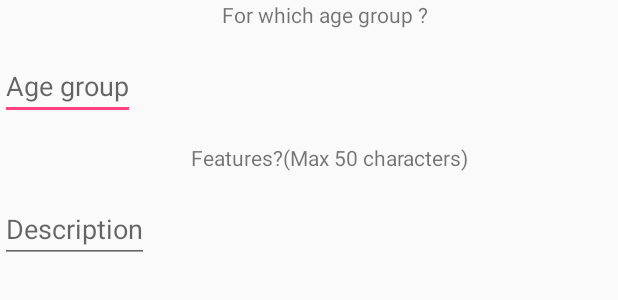
After one commit to PalAditya/SummerProject, an Android app: the layout add_suggestion.xml on its own in the app's theme, with its tools: preview values and no code run, on a phone screen of 412 x 824 dp. The commit adds this screen. Shown: the top 300 px of the screen. Run offline under Robolectric (Android 15) with nearby library versions, the phone set to English and light mode, and no system bars.

Commit message:
Some tweaks with UI

```diff
--- a/app/build.gradle
+++ b/app/build.gradle
@@ -23,6 +23,7 @@ dependencies {
     implementation fileTree(dir: 'libs', include: ['*.jar'])
     implementation 'com.android.support:appcompat-v7:26.1.0'
     implementation 'com.android.support.constraint:constraint-layout:1.1.0'
+    implementation 'com.afollestad.material-dialogs:core:0.9.6.0'
     implementation 'com.android.support:appcompat-v7:26.1.0'
     implementation 'com.android.support:design:26.1.0'
     implementation 'com.google.firebase:firebase-database:11.8.0'
--- a/app/src/main/java/com/app/lenovo/summerproject/SuggestionWeight.java
+++ b/app/src/main/java/com/app/lenovo/summerproject/SuggestionWeight.java
@@ -21,22 +21,18 @@ public class SuggestionWeight extends Service {
     public int onStartCommand(Intent intent, int flags, int startId) {
         Log.e("Check", "Yes");
         int val=0;
-        //Toast.makeText(this,"Called",Toast.LENGTH_SHORT).show();
         try{
             String upvote=intent.getStringExtra("Upvote");
             String downvote=intent.getStringExtra("Downvote");
-            //Log.e("We got: ",upvote+","+downvote);
             try {
                 NotificationManager notificationManager2 =
                         (NotificationManager) getSystemService(Context.NOTIFICATION_SERVICE);
                 notificationManager2.cancelAll();
             }catch (Exception e)
             {
-               // Log.e("Is that it","yes");
             }
             val=Integer.parseInt(intent.getStringExtra("Val"));
 
-           // Log.e("We got: ",upvote+","+downvote+","+intent.getStringExtra("Val"));
         }catch (Exception e)
         {
             val=0;
--- /dev/null
+++ b/app/src/main/res/layout/add_suggestion.xml
@@ -0,0 +1,36 @@
+<?xml version="1.0" encoding="utf-8"?>
+<LinearLayout xmlns:android="http://schemas.android.com/apk/res/android"
+    android:orientation="vertical" android:layout_width="match_parent"
+    android:layout_height="match_parent"
+    >
+
+    <TextView
+        android:id="@+id/textView10"
+        android:layout_width="match_parent"
+        android:layout_height="wrap_content"
+        android:text="@string/AgeGroup"
+        android:gravity="center"/>
+
+    <EditText
+        android:layout_marginTop="15dp"
+    android:layout_height="wrap_content"
+    android:layout_width="wrap_content"
+    android:id="@+id/titleBox"
+        android:layout_marginBottom="15dp"
+        android:hint="@string/AgeGroup2"
+        android:gravity="center"
+        />
+    <TextView
+        android:id="@+id/textView11"
+        android:layout_width="match_parent"
+        android:layout_height="wrap_content"
+        android:text="@string/Features"
+        android:gravity="center"/>
+    <EditText
+        android:layout_marginTop="15dp"
+        android:hint="@string/Description"
+        android:id="@+id/descriptionBox"
+        android:layout_width="wrap_content"
+        android:layout_height="wrap_content"
+        android:gravity="center"/>
+</LinearLayout>
--- a/app/src/main/res/values/colors.xml
+++ b/app/src/main/res/values/colors.xml
@@ -3,4 +3,5 @@
     <color name="colorPrimary">#3F51B5</color>
     <color name="colorPrimaryDark">#303F9F</color>
     <color name="colorAccent">#FF4081</color>
+    <color name="colorEdit">#00FFAA</color>
 </resources>
--- a/app/src/main/res/values/strings.xml
+++ b/app/src/main/res/values/strings.xml
@@ -43,4 +43,6 @@
     <string name="hobbies">Hobbies</string>
     <string name="cancel">Stop</string>
     <string name="move">Move to&#8230;</string>
+    <string name="AgeGroup2">Age group</string>
+    <string name="Description">Description</string>
 </resources>
```
Also changed, not shown: app/src/main/java/com/app/lenovo/summerproject/MapsActivity.java (+23 -2 lines).
